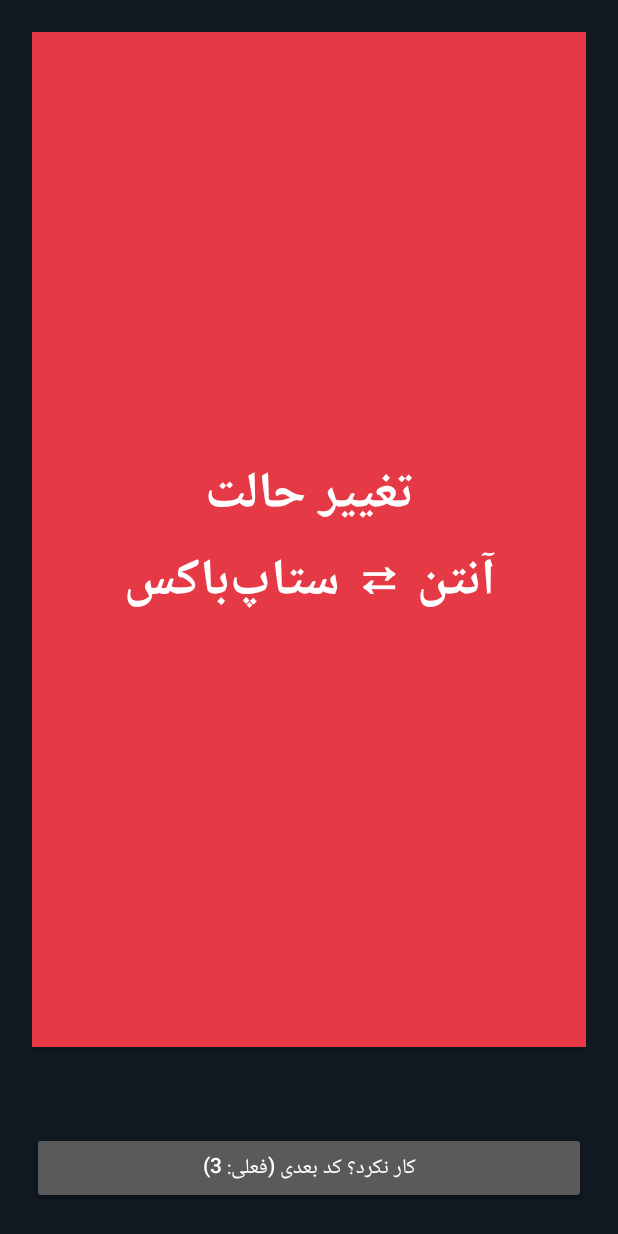
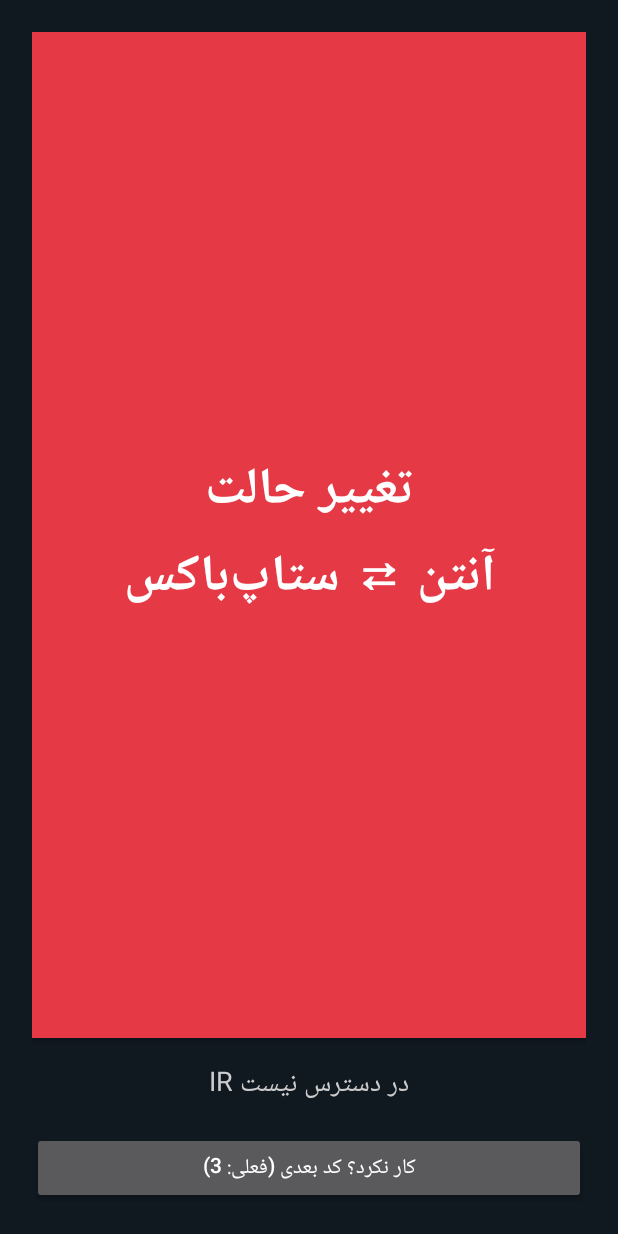
Before and after one commit to seyedvahid115/tv, an Android app: the screen it shows after launch (MainActivity), after a tap on an icon or button, on a phone screen of 412 x 824 dp. Run offline under Robolectric (Android 15) with nearby library versions, the phone set to English and light mode, and no system bars; 1 other tap on this screen came first.

Commit message:
Update MainActivity.kt

```diff
--- a/app/src/main/java/com/example/tvbutton/MainActivity.kt
+++ b/app/src/main/java/com/example/tvbutton/MainActivity.kt
@@ -15,72 +15,87 @@ import androidx.appcompat.app.AppCompatActivity
 class MainActivity : AppCompatActivity() {
 
     // کدهای رایج LG (پروتکل NEC): آدرس، دستور
-    // اگه اولی کار نکرد، دکمه‌ی پایین رو بزن تا بره سراغ بعدی
     private val codes = listOf(
-        Pair(0x04, 0x0B), // INPUT / AV  (رایج‌ترین)
-        Pair(0x04, 0x0F), // TV/AV قدیمی
-        Pair(0x04, 0x38), // AV بعضی مدل‌ها
+        Pair(0x04, 0x0B),
+        Pair(0x04, 0x0F),
+        Pair(0x04, 0x38),
         Pair(0x00, 0x0B)
     )
     private var idx = 0
-    private lateinit var ir: ConsumerIrManager
-    private lateinit var status: TextView
+    private var ir: ConsumerIrManager? = null
+    private var status: TextView? = null
 
     override fun onCreate(savedInstanceState: Bundle?) {
         super.onCreate(savedInstanceState)
-        ir = getSystemService(Context.CONSUMER_IR_SERVICE) as ConsumerIrManager
 
-        val root = LinearLayout(this).apply {
-            orientation = LinearLayout.VERTICAL
-            gravity = Gravity.CENTER
-            setBackgroundColor(Color.parseColor("#101820"))
-            setPadding(32, 32, 32, 32)
-            layoutDirection = View.LAYOUT_DIRECTION_RTL
+        val root = LinearLayout(this)
+        root.orientation = LinearLayout.VERTICAL
+        root.gravity = Gravity.CENTER
+        root.setBackgroundColor(Color.parseColor("#101820"))
+        root.setPadding(32, 32, 32, 32)
+        setContentView(root)
+
+        val st = TextView(this)
+        st.textSize = 18f
+        st.setTextColor(Color.LTGRAY)
+        st.gravity = Gravity.CENTER
+        st.setPadding(0, 24, 0, 24)
+        status = st
+
+        try {
+            ir = getSystemService(Context.CONSUMER_IR_SERVICE) as? ConsumerIrManager
+        } catch (e: Throwable) {
+            st.text = "خطا در IR: " + e.toString()
         }
 
-        val big = Button(this).apply {
-            text = "تغییر حالت\nآنتن ⇄ ستاپ‌باکس"
-            textSize = 34f
-            typeface = Typeface.DEFAULT_BOLD
-            setTextColor(Color.WHITE)
-            setBackgroundColor(Color.parseColor("#E63946"))
-            layoutParams = LinearLayout.LayoutParams(
-                LinearLayout.LayoutParams.MATCH_PARENT, 0, 1f
-            )
-            setOnClickListener { send() }
-        }
+        val big = Button(this)
+        big.text = "تغییر حالت\nآنتن ⇄ ستاپ‌باکس"
+        big.textSize = 34f
+        big.typeface = Typeface.DEFAULT_BOLD
+        big.setTextColor(Color.WHITE)
+        big.setBackgroundColor(Color.parseColor("#E63946"))
+        big.layoutParams = LinearLayout.LayoutParams(
+            LinearLayout.LayoutParams.MATCH_PARENT, 0, 1f
+        )
+        big.setOnClickListener { send() }
 
-        status = TextView(this).apply {
-            textSize = 18f
-            setTextColor(Color.LTGRAY)
-            gravity = Gravity.CENTER
-            setPadding(0, 24, 0, 24)
-            text = if (ir.hasIrEmitter()) "آماده — گوشی رو سمت تلویزیون بگیر" else "این گوشی مادون قرمز نداره!"
-        }
-
-        val next = Button(this).apply {
-            text = "کار نکرد؟ کد بعدی (فعلی: ۱)"
-            setOnClickListener {
-                idx = (idx + 1) % codes.size
-                text = "کار نکرد؟ کد بعدی (فعلی: ${idx + 1})"
-                send()
-            }
+        val next = Button(this)
+        next.text = "کار نکرد؟ کد بعدی (فعلی: 1)"
+        next.setOnClickListener {
+            idx = (idx + 1) % codes.size
+            next.text = "کار نکرد؟ کد بعدی (فعلی: ${idx + 1})"
+            send()
         }
 
         root.addView(big)
-        root.addView(status)
+        root.addView(st)
         root.addView(next)
-        setContentView(root)
+
+        val m = ir
+        if (m == null) {
+            st.text = "این گوشی مادون قرمز (IR) نداره یا اجازه نمیده"
+        } else if (!m.hasIrEmitter()) {
+            st.text = "این گوشی LED مادون قرمز نداره!"
+        } else if (st.text.isEmpty()) {
+            st.text = "آماده — گوشی رو سمت تلویزیون بگیر"
+        }
     }
 
     private fun send() {
-        if (!ir.hasIrEmitter()) return
-        val (addr, cmd) = codes[idx]
-        ir.transmit(38000, necPattern(addr, cmd))
-        status.text = "فرستاده شد ✓"
+        try {
+            val m = ir
+            if (m == null || !m.hasIrEmitter()) {
+                status?.text = "IR در دسترس نیست"
+                return
+            }
+            val (addr, cmd) = codes[idx]
+            m.transmit(38000, necPattern(addr, cmd))
+            status?.text = "فرستاده شد ✓ (کد ${idx + 1})"
+        } catch (e: Throwable) {
+            status?.text = "خطا: " + e.toString()
+        }
     }
 
-    // ساخت سیگنال NEC (واحد: میکروثانیه)
     private fun necPattern(addr: Int, cmd: Int): IntArray {
         val p = ArrayList<Int>()
         p.add(9000); p.add(4500)
@@ -90,7 +105,7 @@ class MainActivity : AppCompatActivity() {
                 ((cmd.inv() and 0xFF) shl 24)
         for (i in 0 until 32) {
             p.add(560)
-            p.add(if ((data shr i) and 1 == 1) 1690 else 560)
+            p.add(if (((data shr i) and 1) == 1) 1690 else 560)
         }
         p.add(560)
         return p.toIntArray()
```
